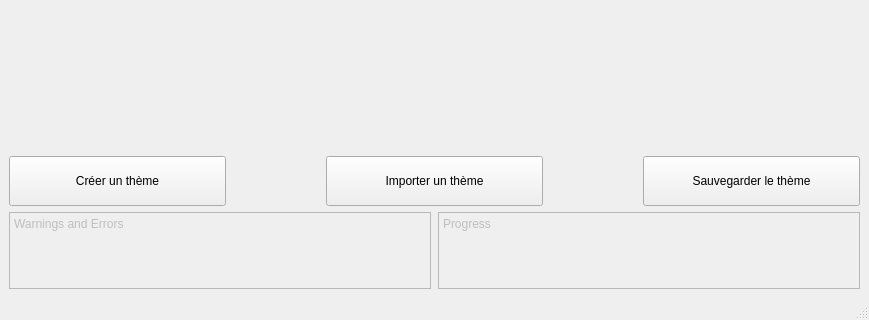
First picture: the form in ui/mainwindow.ui, repository imanirajdoost/color-theme-manager, before the edit; both pictures show x 0 to 869 and y 279 to 599 of the 869 by 599 pixel window.
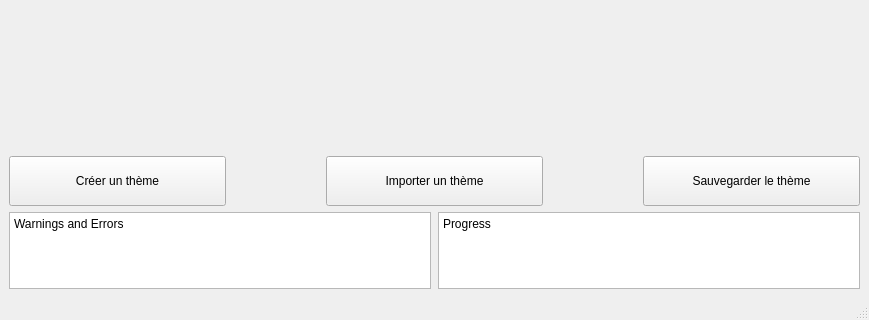
Second picture: the form after the edit.

The edit to the form file:
```diff
--- a/ui/mainwindow.ui
+++ b/ui/mainwindow.ui
@@ -99,7 +99,10 @@
       <item>
        <widget class="QPlainTextEdit" name="plainTextEdit_2">
         <property name="enabled">
-         <bool>false</bool>
+         <bool>true</bool>
+        </property>
+        <property name="readOnly">
+         <bool>true</bool>
         </property>
         <property name="plainText">
          <string>Warnings and Errors</string>
@@ -109,7 +112,7 @@
       <item>
        <widget class="QPlainTextEdit" name="plainTextEdit">
         <property name="enabled">
-         <bool>false</bool>
+         <bool>true</bool>
         </property>
         <property name="sizePolicy">
          <sizepolicy hsizetype="Expanding" vsizetype="Expanding">
@@ -123,6 +126,9 @@
           <height>16777215</height>
          </size>
         </property>
+        <property name="readOnly">
+         <bool>true</bool>
+        </property>
         <property name="plainText">
          <string>Progress</string>
         </property>
```
Left out of the diff: 2 changed lines with no effect on the pictures.
